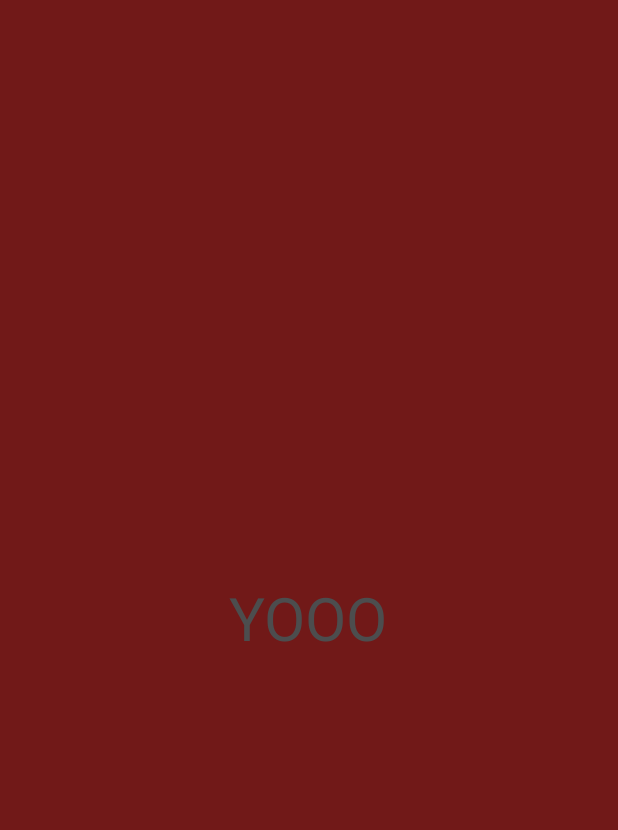
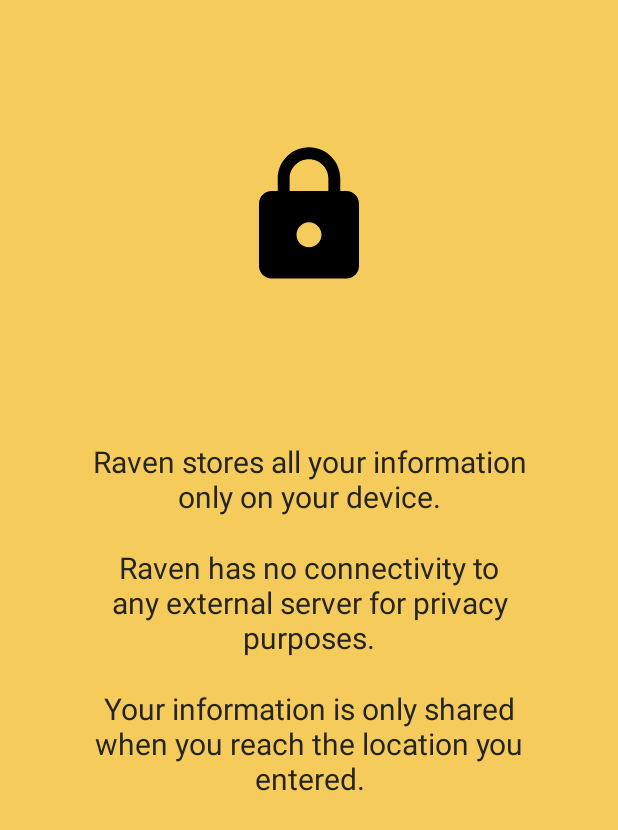
Before and after one commit to AmineToualbi/KotlinRaven, an Android app: the layout intro_screen3.xml on its own in the app's theme, with its tools: preview values and no code run, on a phone screen of 412 x 824 dp. Shown: the top 830 px of the screen. Run offline under Robolectric (Android 15) with nearby library versions, the phone set to English and light mode, and no system bars.

Commit message:
Intro Slider

```diff
--- a/app/src/main/AndroidManifest.xml
+++ b/app/src/main/AndroidManifest.xml
@@ -17,8 +17,8 @@
         android:roundIcon="@drawable/ravenlogoplaystore"
         android:supportsRtl="true"
         android:theme="@style/AppTheme">
-        <activity android:name=".view.Welcome"></activity>
-        <activity android:name=".view.Loading">
+        <activity android:name=".view.Loading"></activity>
+        <activity android:name=".view.Welcome">
             <intent-filter>
                 <action android:name="android.intent.action.MAIN" />
                 <action android:name="android.intent.action.VIEW" />
--- a/app/src/main/java/com/toualbiapps/aminetoualbi/raven/view/Welcome.kt
+++ b/app/src/main/java/com/toualbiapps/aminetoualbi/raven/view/Welcome.kt
@@ -53,9 +53,13 @@ class Welcome : AppCompatActivity() {
             finish()
         }
         coloredBars(0)
+
+        nextButton!!.setOnClickListener {
+            next()
+        }
     }
 
-    public fun next(v: View) {
+    fun next() {
         val i = getItem(+1)
         if (i < screens.size)
             viewPager!!.setCurrentItem(i)
--- /dev/null
+++ b/app/src/main/res/drawable/ic_lock_black_24dp.xml
@@ -0,0 +1,9 @@
+<vector xmlns:android="http://schemas.android.com/apk/res/android"
+        android:width="100dp"
+        android:height="100dp"
+        android:viewportWidth="24.0"
+        android:viewportHeight="24.0">
+    <path
+        android:fillColor="#FF000000"
+        android:pathData="M18,8h-1L17,6c0,-2.76 -2.24,-5 -5,-5S7,3.24 7,6v2L6,8c-1.1,0 -2,0.9 -2,2v10c0,1.1 0.9,2 2,2h12c1.1,0 2,-0.9 2,-2L20,10c0,-1.1 -0.9,-2 -2,-2zM12,17c-1.1,0 -2,-0.9 -2,-2s0.9,-2 2,-2 2,0.9 2,2 -0.9,2 -2,2zM15.1,8L8.9,8L8.9,6c0,-1.71 1.39,-3.1 3.1,-3.1 1.71,0 3.1,1.39 3.1,3.1v2z"/>
+</vector>
--- /dev/null
+++ b/app/src/main/res/drawable/ic_textsms_24dp.xml
@@ -0,0 +1,5 @@
+<vector android:height="100dp" android:tint="#E1E1E1"
+    android:viewportHeight="24.0" android:viewportWidth="24.0"
+    android:width="100dp" xmlns:android="http://schemas.android.com/apk/res/android">
+    <path android:fillColor="#FF000000" android:pathData="M20,2L4,2c-1.1,0 -1.99,0.9 -1.99,2L2,22l4,-4h14c1.1,0 2,-0.9 2,-2L22,4c0,-1.1 -0.9,-2 -2,-2zM9,11L7,11L7,9h2v2zM13,11h-2L11,9h2v2zM17,11h-2L15,9h2v2z"/>
+</vector>
--- a/app/src/main/res/layout/intro_screen3.xml
+++ b/app/src/main/res/layout/intro_screen3.xml
@@ -2,15 +2,53 @@
 <RelativeLayout
     xmlns:android="http://schemas.android.com/apk/res/android" android:layout_width="match_parent"
     android:layout_height="match_parent"
-    android:background="@color/cancel">
+    android:background="@color/color3">
+
+    <ImageView
+        android:id="@+id/lockImage"
+        android:layout_width="wrap_content"
+        android:layout_height="wrap_content"
+        android:src="@drawable/ic_lock_black_24dp"
+        android:layout_centerInParent="true"
+        android:layout_alignParentTop="true"
+        android:layout_marginTop="94dp"/>
 
     <TextView
-        android:layout_width="wrap_content"
+        android:id="@+id/intro_text_3_1"
+        android:layout_width="300dp"
         android:layout_height="wrap_content"
-        android:text="YOOO"
+        android:text="@string/intro_text3_1"
         android:layout_centerInParent="true"
-        android:textSize="40dp"
-        android:textColor="@color/background1"
+        android:textAlignment="center"
+        android:textSize="20sp"
+        android:textColor="@color/color2"
+        android:layout_below="@+id/lockImage"
+        android:layout_marginTop="100dp"
+        />
+    <TextView
+        android:id="@+id/intro_text_3_2"
+        android:layout_width="300dp"
+        android:layout_height="wrap_content"
+        android:text="@string/intro_text3_2"
+        android:layout_centerInParent="true"
+        android:textAlignment="center"
+        android:textSize="20sp"
+        android:textColor="@color/color2"
+        android:layout_below="@id/intro_text_3_1"
+        android:layout_marginTop="20dp"
+        />
+    <TextView
+        android:layout_width="300dp"
+        android:layout_height="wrap_content"
+        android:text="@string/intro_text3_3"
+        android:layout_centerInParent="true"
+        android:textAlignment="center"
+        android:textSize="20sp"
+        android:textColor="@color/color2"
+        android:layout_below="@id/intro_text_3_2"
+        android:layout_marginTop="20dp"
         />
 
+
+
 </RelativeLayout>
--- a/app/src/main/res/values/strings.xml
+++ b/app/src/main/res/values/strings.xml
@@ -10,4 +10,10 @@
     <string name="invalid_lat_long_used">Invalid latitude and longitude</string>
     <string name="no_address_found">No address found for that location</string>
     <string name="address_found">Address found</string>
+
+    <string name="intro_text1">Welcome to Raven</string>
+    <string name="intro_text2">Raven allows you to notify people of your whereabouts with no action on your part.</string>
+    <string name="intro_text3_1">Raven stores all your information only on your device.</string>
+    <string name="intro_text3_2">Raven has no connectivity to any external server for privacy purposes.</string>
+    <string name="intro_text3_3">Your information is only shared when you reach the location you entered.</string>
 </resources>
```
Also changed, not shown: app/src/main/res/layout/intro_screen1.xml (+4 -6 lines), app/src/main/res/layout/intro_screen2.xml (+13 -18 lines).
